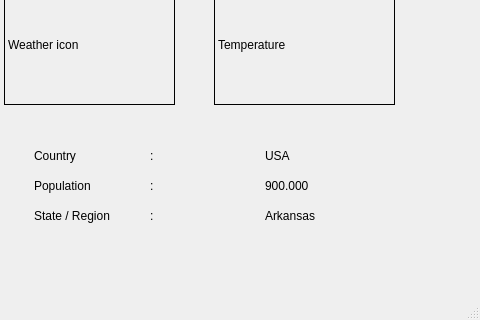
This is weather_main.ui in melikkekaya/Weather_App as Qt 5 draws it before an edit; both pictures show x 86 to 566 and y 396 to 716 of the 566 by 716 pixel window. The edited form follows.
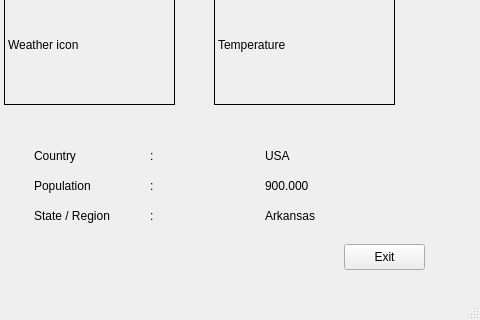
This is the edited form.

The edit to the form file:
```diff
--- a/weather_main.ui
+++ b/weather_main.ui
@@ -263,6 +263,19 @@
      </item>
     </layout>
    </widget>
+   <widget class="QPushButton" name="main_btn_exit">
+    <property name="geometry">
+     <rect>
+      <x>430</x>
+      <y>640</y>
+      <width>81</width>
+      <height>26</height>
+     </rect>
+    </property>
+    <property name="text">
+     <string>Exit</string>
+    </property>
+   </widget>
   </widget>
   <widget class="QMenuBar" name="menubar">
    <property name="geometry">
```
